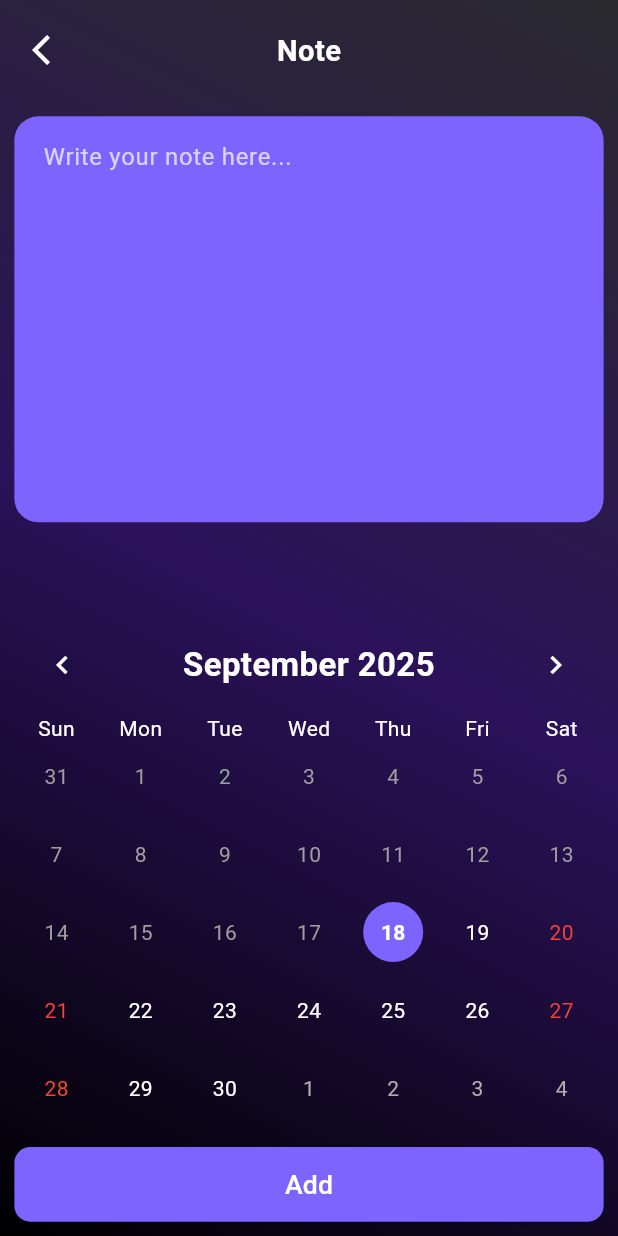
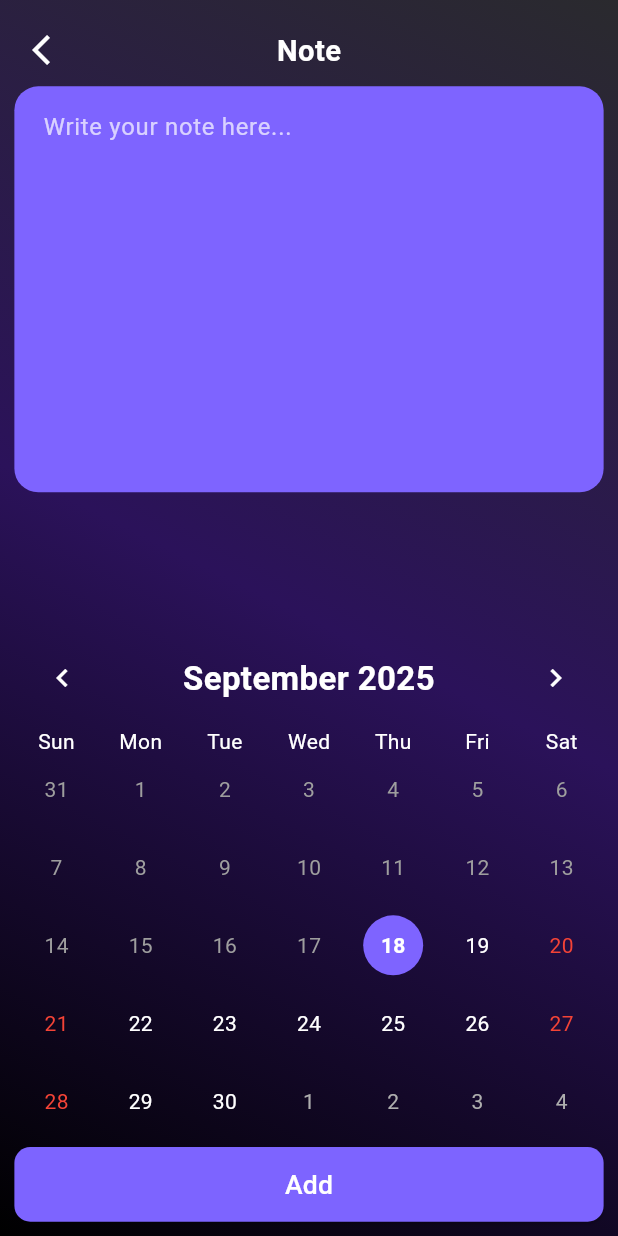
Before and after one commit to mohamedyounis10/On.time-Note-App, a Flutter app: the NoteScreen screen opened directly, on a phone screen of 412 x 824 dp. Run offline on Flutter 3.47's test engine with Material 3 defaults, Android fonts, the phone set to English and light mode, and no system bars; drawn by our look-alikes of table_calendar; our stand-ins replace flutter_bloc, flutter_screenutil, hive, hive_flutter; accounts and stored records are empty.

Commit message:
note_screen.dart

```diff
--- a/lib/features/ui/note_screen.dart
+++ b/lib/features/ui/note_screen.dart
@@ -87,7 +87,6 @@ class NoteScreen extends StatelessWidget {
                         SizedBox(width: 48),
                       ],
                     ),
-                    SizedBox(height: 20),
 
                     // Items
                     Expanded(
@@ -114,7 +113,7 @@ class NoteScreen extends StatelessWidget {
                                   ),
                                 ),
                               ),
-                              SizedBox(height: 15.h),
+                              SizedBox(height: 5.h),
 
                               // Calendar
                               TableCalendar(
@@ -164,7 +163,7 @@ class NoteScreen extends StatelessWidget {
                                   selectedTextStyle: AppColor.whiteText,
                                 ),
                               ),
-                              SizedBox(height: 15.h),
+                              SizedBox(height: 5.h),
 
                               // Add Button
                               SizedBox(
```
